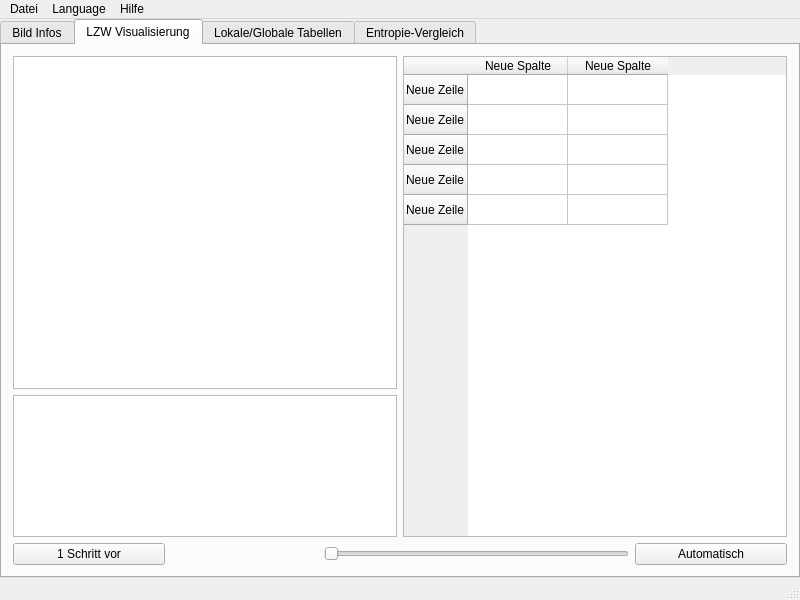
Above: src/gui/mainWindow.ui from Otrin/GIF-LZW before the change. Below: the same form after it.
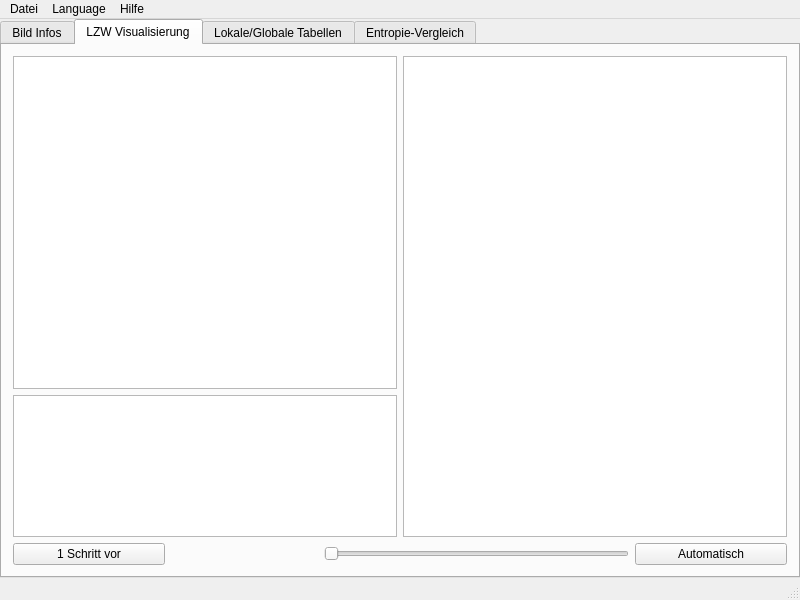
That is the form after the change. The open tabs and pages were chosen to show the change.

Commit message: prepare QTableWidget

What changed in the file:
```diff
--- a/src/gui/mainWindow.ui
+++ b/src/gui/mainWindow.ui
@@ -84,41 +84,12 @@
           </item>
           <item>
            <widget class="QTableWidget" name="tableWidget">
-            <row>
-             <property name="text">
-              <string>Neue Zeile</string>
-             </property>
-            </row>
-            <row>
-             <property name="text">
-              <string>Neue Zeile</string>
-             </property>
-            </row>
-            <row>
-             <property name="text">
-              <string>Neue Zeile</string>
-             </property>
-            </row>
-            <row>
-             <property name="text">
-              <string>Neue Zeile</string>
-             </property>
-            </row>
-            <row>
-             <property name="text">
-              <string>Neue Zeile</string>
-             </property>
-            </row>
-            <column>
-             <property name="text">
-              <string>Neue Spalte</string>
-             </property>
-            </column>
-            <column>
-             <property name="text">
-              <string>Neue Spalte</string>
-             </property>
-            </column>
+            <property name="rowCount">
+             <number>0</number>
+            </property>
+            <property name="columnCount">
+             <number>0</number>
+            </property>
            </widget>
           </item>
          </layout>
```
Left out of the diff: 4 changed lines with no effect on the pictures. The commit also changes 2 other files.
